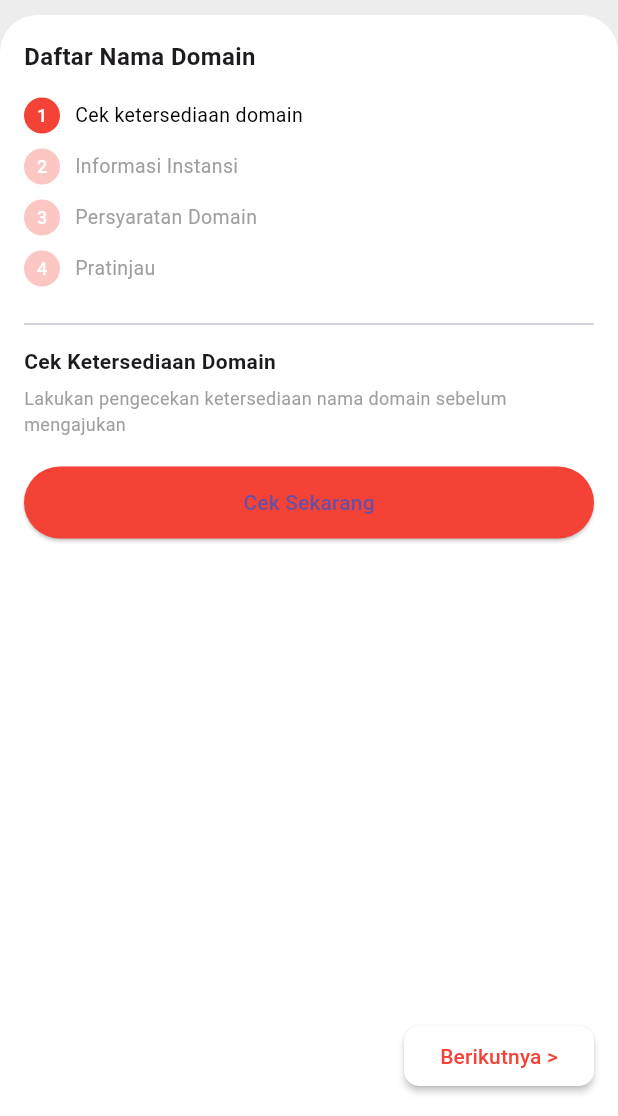
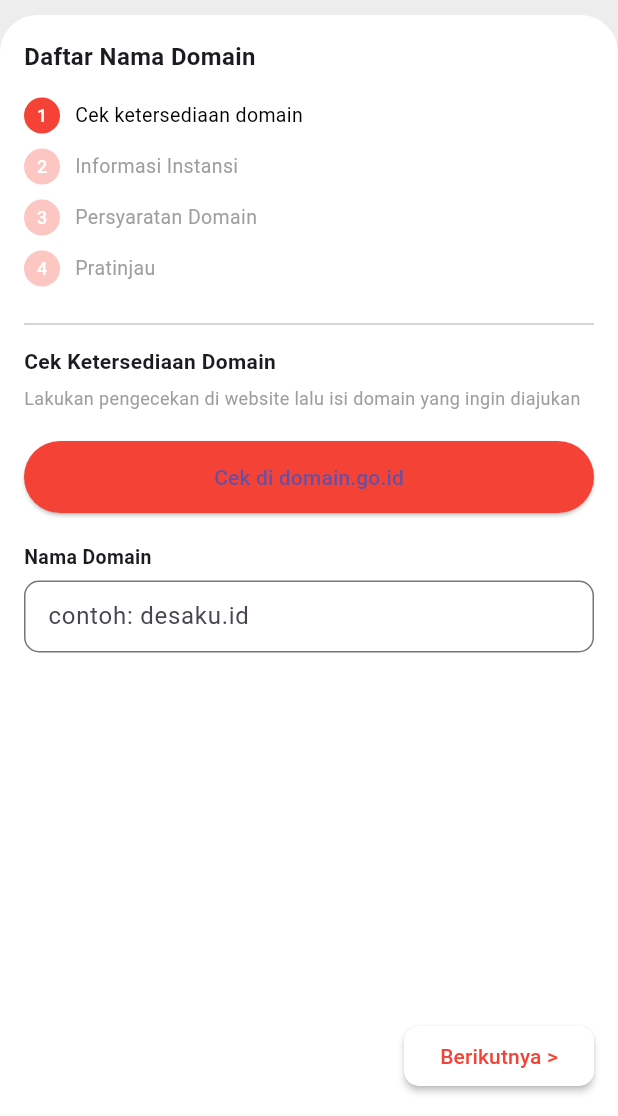
Before and after one commit to arif26-rahman10/Project-KP-Pendaftaran-Domain-Desa, a Flutter app: the Step1CheckDomain widget shown alone on an empty page, opened directly, on a phone screen of 412 x 824 dp, the part 120-1236 px from its top. Run offline on Flutter 3.47's test engine with Material 3 defaults, Android fonts, the phone set to English and light mode, and no system bars; our stand-ins replace dio, file_picker, shared_preferences; accounts and stored records are empty.

Commit message:
step 1 perbaikan

```diff
--- a/lib/pages/pendaftaran/step1_check_domain.dart
+++ b/lib/pages/pendaftaran/step1_check_domain.dart
@@ -1,13 +1,19 @@
 import 'package:flutter/material.dart';
 import 'package:url_launcher/url_launcher.dart';
-import '../../main.dart';
 import '../../widgets/step_form_layout.dart';
 import 'step2_informasi_instansi.dart';
 import '../../services/registration_data.dart';
 
-class Step1CheckDomain extends StatelessWidget {
+class Step1CheckDomain extends StatefulWidget {
   final RegistrationData data;
   const Step1CheckDomain({super.key, required this.data});
+
+  @override
+  State<Step1CheckDomain> createState() => _Step1CheckDomainState();
+}
+
+class _Step1CheckDomainState extends State<Step1CheckDomain> {
+  final TextEditingController domainController = TextEditingController();
 
   Future<void> _openDomain() async {
     final Uri url = Uri.parse('https://domain.go.id/');
@@ -17,13 +23,32 @@ class Step1CheckDomain extends StatelessWidget {
   }
 
   @override
+  void initState() {
+    super.initState();
+    // kalau sebelumnya sudah diisi, tampilkan lagi
+    domainController.text = widget.data.namaDomain ?? '';
+  }
+
+  @override
   Widget build(BuildContext context) {
     return StepFormLayout(
       activeStep: 0,
       onNext: () {
+        if (domainController.text.isEmpty) {
+          ScaffoldMessenger.of(context).showSnackBar(
+            const SnackBar(content: Text('Nama domain wajib diisi')),
+          );
+          return;
+        }
+
+        // simpan ke data
+        widget.data.namaDomain = domainController.text;
+
         Navigator.push(
           context,
-          MaterialPageRoute(builder: (_) => Step2InformasiInstansi(data: data)),
+          MaterialPageRoute(
+            builder: (_) => Step2InformasiInstansi(data: widget.data),
+          ),
         );
       },
       content: Column(
@@ -35,9 +60,10 @@ class Step1CheckDomain extends StatelessWidget {
           ),
           const SizedBox(height: 6),
           const Text(
-            "Lakukan pengecekan ketersediaan nama domain sebelum mengajukan",
+            "Lakukan pengecekan di website lalu isi domain yang ingin diajukan",
             style: TextStyle(fontSize: 12, color: Colors.grey),
           ),
+
           const SizedBox(height: 20),
 
           SizedBox(
@@ -48,7 +74,30 @@ class Step1CheckDomain extends StatelessWidget {
                 backgroundColor: Colors.red,
                 padding: const EdgeInsets.symmetric(vertical: 14),
               ),
-              child: const Text("Cek Sekarang"),
+              child: const Text("Cek di domain.go.id"),
+            ),
+          ),
+
+          const SizedBox(height: 20),
+
+          // 🔥 INPUT DOMAIN
+          const Text(
+            "Nama Domain",
+            style: TextStyle(fontSize: 13, fontWeight: FontWeight.w600),
+          ),
+          const SizedBox(height: 6),
+
+          TextField(
+            controller: domainController,
+            decoration: InputDecoration(
+              hintText: "contoh: desaku.id",
+              border: OutlineInputBorder(
+                borderRadius: BorderRadius.circular(10),
+              ),
+              contentPadding: const EdgeInsets.symmetric(
+                horizontal: 12,
+                vertical: 10,
+              ),
             ),
           ),
         ],
--- a/lib/services/registration_data.dart
+++ b/lib/services/registration_data.dart
@@ -1,37 +1,40 @@
 class RegistrationData {
-  String domainName = '';
+  // ================= DOMAIN =================
+  String namaDomain = '';
   bool isDomainAvailable = false;
 
+  // ================= AKUN =================
   String username = '';
   String password = '';
   String name = '';
   String email = '';
   String noHp = '';
-  String role = 'desa'; // Default role
+  String role = 'desa';
 
-  // ================= DATA DESA (Profil Desa) =================
+  // ================= DATA DESA =================
   String namaDesa = '';
   String namaKepalaDesa = '';
   String nipKepalaDesa = '';
-  String klasifikasiInstansi = 'Pemerintah Desa'; // Default value
+  String klasifikasiInstansi = 'Pemerintah Desa';
 
-  // Kontak Desa
+  // ================= KONTAK =================
   String telepon = '';
   String faksimili = '';
   String alamat = '';
   String kodePos = '';
 
-  // Wilayah
+  // ================= WILAYAH =================
   String provinsi = 'Riau';
   String kotaKabupaten = 'Bengkalis';
   String kecamatan = 'Bengkalis';
   String desaKelurahan = 'Kelapapati';
 
-  // Files (Dokumen)
+  // ================= FILE =================
   Map<String, String> filePaths = {};
-  String suratPermohonan = 'Upload Dokumen.pdf';
-  String suratKuasa = 'Upload Dokumen.pdf';
-  String suratPenunjukan = 'Upload Dokumen.pdf';
-  String kartuPegawai = 'Upload Dokumen.pdf';
-  String dasarHukum = 'Upload Dokumen.pdf';
+
+  String suratPermohonan = '';
+  String suratKuasa = '';
+  String suratPenunjukan = '';
+  String kartuPegawai = '';
+  String dasarHukum = '';
 }
```
